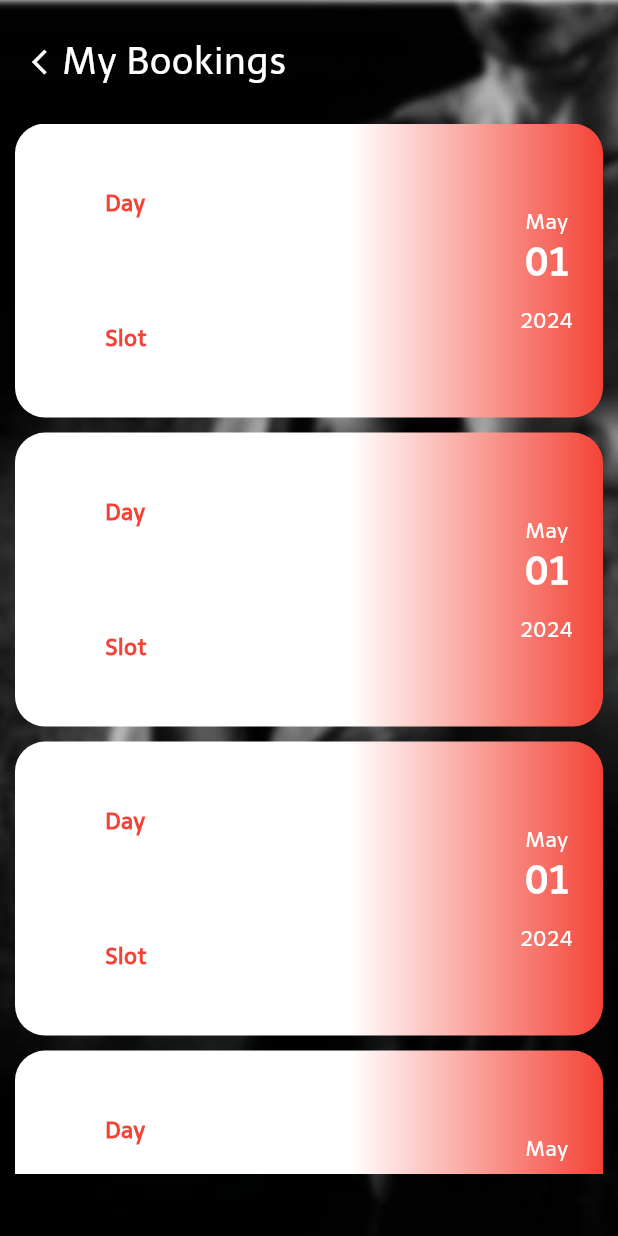
After one commit to Suganya14Oct/Gymsoft-Mobile-App, a Flutter app: the MyBookings screen opened directly, on a phone screen of 412 x 824 dp. The commit adds this screen. Run offline on Flutter 3.47's test engine with Material 3 defaults, Android fonts, the phone set to English and light mode, and no system bars; our stand-ins replace dio, flutter_local_notifications, flutter_otp_text_field, flutter_rating_bar, flutter_secure_storage, flutter_sizer and 8 more; missing offline and left inert: flutter_emoji_feedback, qr_code_scanner; accounts and stored records are empty.

Commit message:
my bookings

```diff
--- /dev/null
+++ b/lib/slot_booking/my_bookings.dart
@@ -0,0 +1,149 @@
+import 'package:flutter/material.dart';
+import 'package:flutter_sizer/flutter_sizer.dart';
+
+class MyBookings extends StatefulWidget {
+  const MyBookings({super.key});
+
+  @override
+  State<MyBookings> createState() => _MyBookingsState();
+}
+
+class _MyBookingsState extends State<MyBookings> {
+  @override
+  Widget build(BuildContext context) {
+
+    var height = MediaQuery.of(context).size.height;
+    var width = MediaQuery.of(context).size.width;
+
+    return Scaffold(
+      resizeToAvoidBottomInset: false,
+      body: SafeArea(
+          child: Stack(
+            children: [
+              Container(
+                height: height,
+                width: width,
+                color: Colors.black,
+                child: DecoratedBox(
+                  decoration: BoxDecoration(
+                      image: DecorationImage(
+                          image: AssetImage(
+                              "assets/male_background.jpeg"),
+                          fit: BoxFit.cover
+                      )
+                  ),
+                ),
+              ),
+              Container(
+                height: height,
+                width: width,
+                child: Column(
+                  children: [
+                    Row(
+                      children: [
+                        InkWell(
+                          onTap: () {
+                            setState(() {
+                              Navigator.pop(context);
+                              // print('Navigating');
+                              //mainScreenNotifier.pageIndex = 0;
+                            });
+                          },
+                          child: Container(
+                              alignment: Alignment.centerRight,
+                              height: 10.0.h,
+                              width: 10.0.w,
+                              child: Icon(
+                                Icons.arrow_back_ios, color: Colors.white,
+                                size: 20.dp,)
+                          ),
+                        ),
+                        Text("My Bookings",
+                          style: TextStyle(color: Colors.white,fontSize: 25.dp ),)
+                      ],
+                    ),
+                    Container(
+                      height: 85.0.h,
+                      //width: width,
+                      child:  ListView.builder(
+                          itemCount: 4,
+                          itemBuilder: (BuildContext context, int index){
+                            return Container(
+                              //margin: EdgeInsets.only(left: 60),
+                              width: MediaQuery.of(context).size.width,
+                              height: 25.0.h,
+                              //color: Colors.black,
+                              child: Container(
+                                margin: EdgeInsets.only(bottom: 10.0, left: 10.0, right: 10.0),
+                                decoration: BoxDecoration(
+                                  borderRadius:  BorderRadius.circular(20),
+                                  gradient:  LinearGradient(
+                                    begin: Alignment.centerLeft,
+                                    end: Alignment.centerRight,
+                                    colors: [
+                                      Colors.white, // English color
+                                      Colors.red, // Teal color
+                                    ],
+                                    stops: [0.57, 1.0],
+                                  )
+                                ),
+                                child: Padding(
+                                  padding: const EdgeInsets.only(top: 8.0,bottom: 8.0,left: 60,right: 10.0),
+                                  child: Row(
+                                    mainAxisAlignment: MainAxisAlignment.spaceBetween,
+                                    children: [
+                                      Column(
+                                        crossAxisAlignment: CrossAxisAlignment.start,
+                                        mainAxisAlignment: MainAxisAlignment.spaceAround,
+                                        children: [
+                                          Flexible(
+                                              child: Text('Day',
+                                                style: TextStyle(
+                                                    fontWeight: FontWeight.bold,
+                                                    fontSize: 15.0,
+                                                    color: Colors.red
+                                                ),)),
+                                          Flexible(
+                                              child: Text('Slot',style: TextStyle(
+                                                  fontWeight: FontWeight.bold,
+                                                  fontSize: 15.0.dp,
+                                                  color: Colors.red
+                                              ),)),
+                                        ],
+                                      ),
+                                      Column(
+                                        mainAxisAlignment: MainAxisAlignment.center,
+                                        crossAxisAlignment: CrossAxisAlignment.center,
+                                        children: [
+                                          Padding(
+                                            padding:  EdgeInsets.only(left: 10.0,right: 10.0),
+                                            child: Text('May',style: TextStyle(color: Colors.white),),
+                                          ),
+                                          Padding(
+                                            padding:  EdgeInsets.only(bottom: 10.0),
+                                            child: Text('01',style: TextStyle(
+                                              fontWeight: FontWeight.bold,
+                                                color: Colors.white,fontSize: 25.0.dp),),
+                                          ),
+                                          Padding(
+                                            padding:  EdgeInsets.only(left: 10.0,right: 10.0),
+                                            child: Text('2024',style: TextStyle(color: Colors.white),),
+                                          ),
+                                        ],
+                                      )
+                                    ],
+                                  ),
+                                ),
+                              ),
+                            );
+                          })
+                    ),
+                  ],
+                ),
+              )
+            ],
+          )
+      ),
+    );
+  }
+}
--- a/lib/slot_booking/slot_booking.dart
+++ b/lib/slot_booking/slot_booking.dart
@@ -3,6 +3,7 @@ import 'package:flutter/material.dart';
 import 'package:flutter_sizer/flutter_sizer.dart';
 import 'package:gymsoft/login/api.dart';
 import 'package:gymsoft/notification/notify_me.dart';
+import 'package:gymsoft/slot_booking/my_bookings.dart';
 import 'package:gymsoft/slot_booking/slot_booking_api.dart';
 import 'package:intl/intl.dart';
 import 'package:jwt_decoder/jwt_decoder.dart';
@@ -355,41 +356,41 @@ class _SlotBookingState extends State<SlotBooking> with SingleTickerProviderStat
                     ),
                   ),
                   Row(
-                    mainAxisAlignment: MainAxisAlignment.spaceBetween,
+                    mainAxisAlignment: MainAxisAlignment.end,
                     children: [
                       Container(
                         height: 7.h,
                         width: 35.w,
-                        margin: EdgeInsets.only(left: 10.0),
+                        margin: EdgeInsets.only(right: 10.0),
                         child: TextButton(
                           style: ButtonStyle(
                             backgroundColor: MaterialStateProperty.all<Color>(Colors.white)
                           ),
                           onPressed: (){
                             setState(() {
-
+                              Navigator.push(context, MaterialPageRoute(builder: (context) => MyBookings()));
                             });
                           },
                           child: Text('My Bookings',style: TextStyle(color: Colors.red,fontFamily: 'Telex'),),
                         ),
                       ),
-                      Container(
-                        height: 7.h,
-                        width: 45.w,
-                        margin: EdgeInsets.only(right: 10.0),
-                        child: TextButton(
-                          style: ButtonStyle(
-                              backgroundColor: MaterialStateProperty.all<Color>(Colors.redAccent)
-                          ),
-                          onPressed: (){
-                            setState(() {
-
-                            });
-                          },
-                          child: Text('Cancel Booking',
-                            style: TextStyle(color: Colors.white,fontFamily: 'Telex'),),
-                        ),
-                      ),
+                      // Container(
+                      //   height: 7.h,
+                      //   width: 45.w,
+                      //   margin: EdgeInsets.only(right: 10.0),
+                      //   child: TextButton(
+                      //     style: ButtonStyle(
+                      //         backgroundColor: MaterialStateProperty.all<Color>(Colors.redAccent)
+                      //     ),
+                      //     onPressed: (){
+                      //       setState(() {
+                      //
+                      //       });
+                      //     },
+                      //     child: Text('Cancel Booking',
+                      //       style: TextStyle(color: Colors.white,fontFamily: 'Telex'),),
+                      //   ),
+                      // ),
                     ],
                   ),
                   SizedBox(height: 20.0),
```
